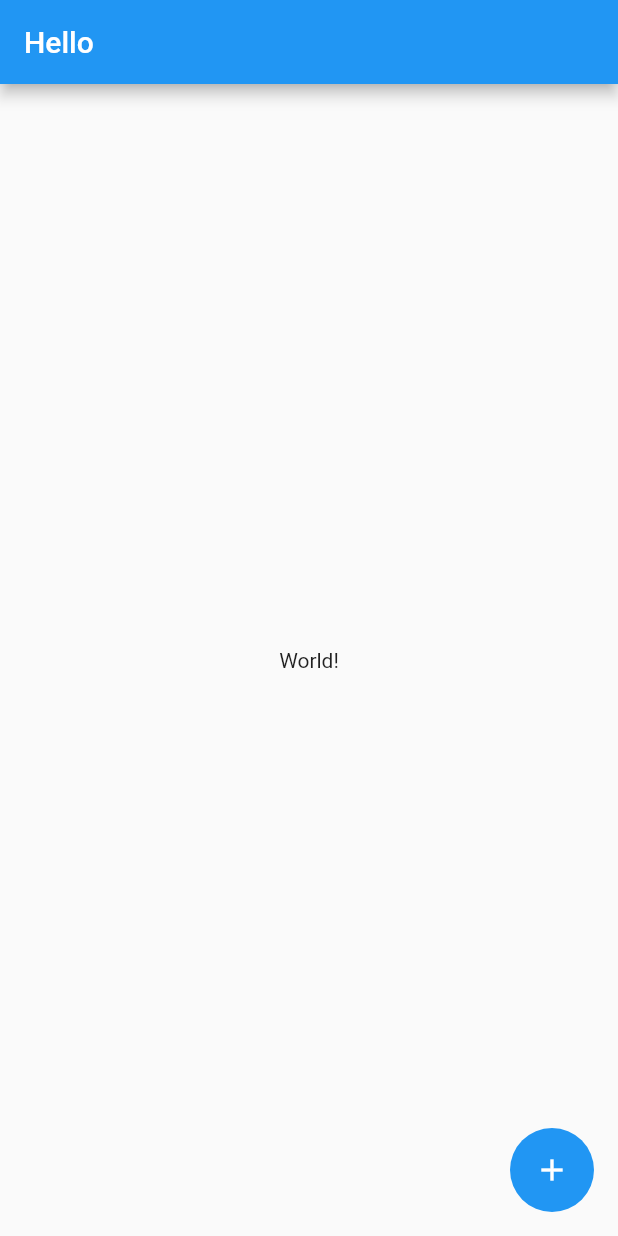
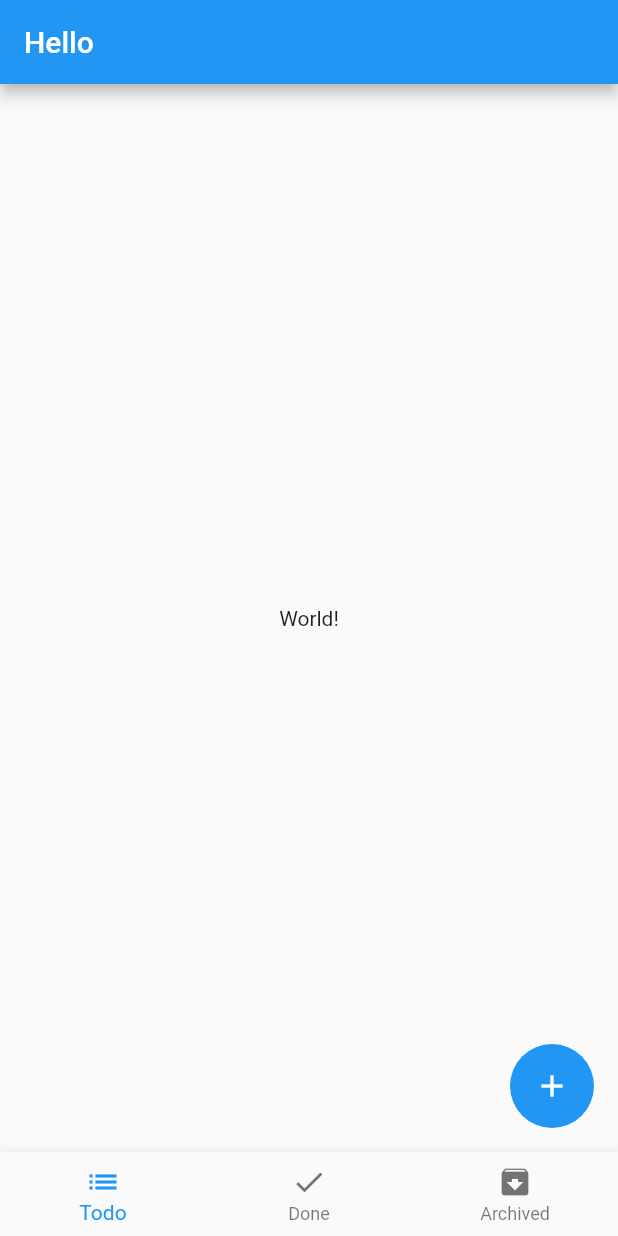
Before and after one commit to ojpro/todo-list-app, a Flutter app: the screen it shows after launch, on a phone screen of 412 x 824 dp. Run offline on Flutter 3.47's test engine with Material 2 defaults, Android fonts, the phone set to English and light mode, and no system bars.

```diff
--- a/lib/layouts/home_layout.dart
+++ b/lib/layouts/home_layout.dart
@@ -13,6 +13,22 @@ class HomeLayout extends StatelessWidget {
           child: Text("World!"),
         ),
       ),
+      bottomNavigationBar: BottomNavigationBar(
+        items: const [
+          BottomNavigationBarItem(
+            icon: Icon(Icons.list),
+            label: "Todo",
+          ),
+          BottomNavigationBarItem(
+            icon: Icon(Icons.check),
+            label: "Done",
+          ),
+          BottomNavigationBarItem(
+            icon: Icon(Icons.archive),
+            label: "Archived",
+          ),
+        ],
+      ),
       floatingActionButton: FloatingActionButton(
         onPressed: (() {}),
         elevation: 0,
```
